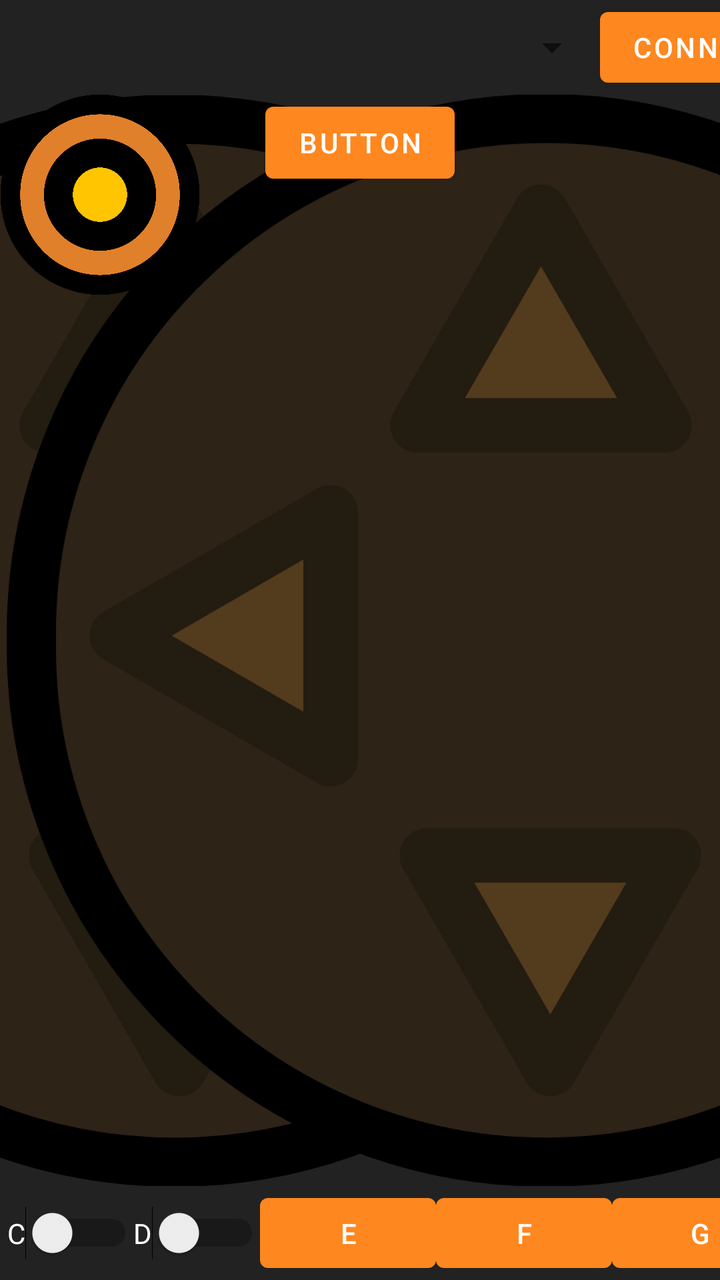
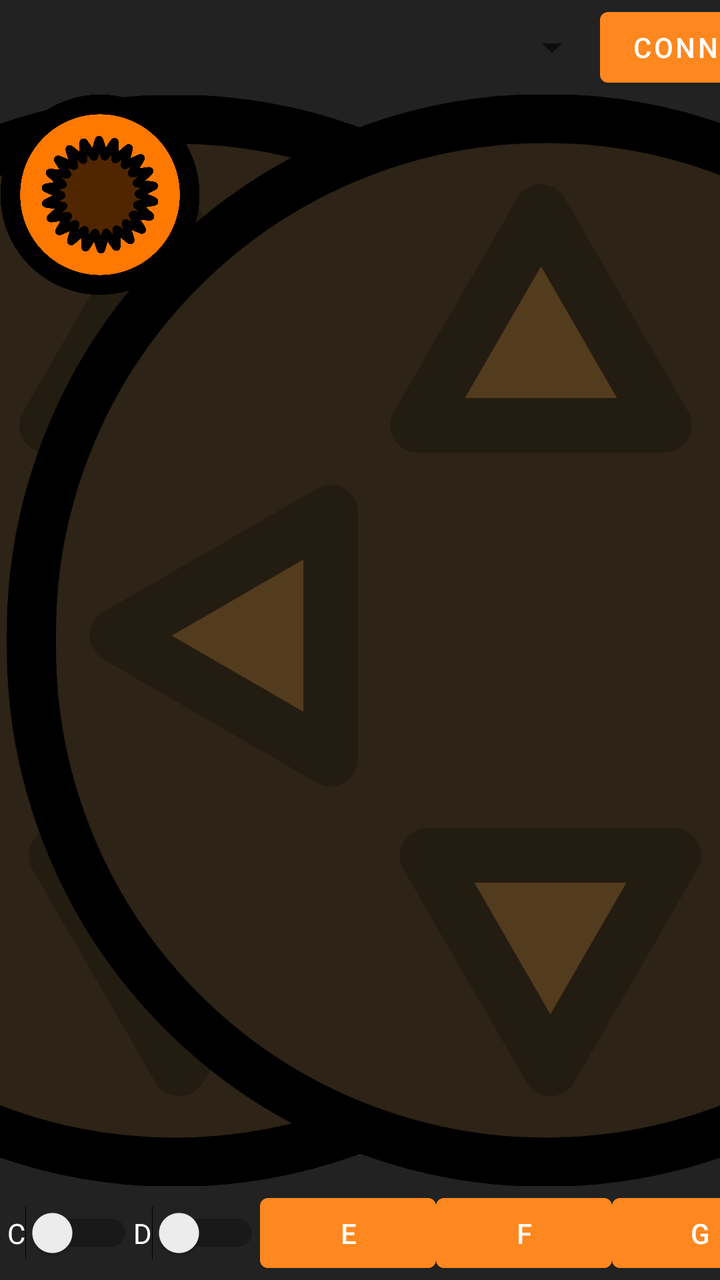

Two renders of the same Android screen: before a commit and after it. Below are the layout's source before the change and the commit's diff.
<!-- AndroidManifest.xml: application theme Theme.BtSerialRemote -->
<!-- res/layout/main_activity.xml -->
<?xml version="1.0" encoding="utf-8"?>
<FrameLayout xmlns:android="http://schemas.android.com/apk/res/android"
    xmlns:app="http://schemas.android.com/apk/res-auto"
    xmlns:tools="http://schemas.android.com/tools"
    android:layout_width="match_parent"
    android:layout_height="match_parent"
    android:background="@color/background"
    android:theme="@style/ThemeOverlay.BtSerialRemote.FullscreenContainer"
    tools:context="com.poconoco.tests.btserialremote.MainActivity">

    <LinearLayout
        android:layout_width="match_parent"
        android:layout_height="match_parent"
        android:orientation="vertical">

        <androidx.constraintlayout.widget.ConstraintLayout
            android:id="@+id/linearLayout"
            android:layout_width="match_parent"
            android:layout_height="wrap_content"
            android:layout_weight="1">

            <Spinner
                android:id="@+id/btDevice"
                android:layout_width="300dp"
                android:layout_height="0dp"
                android:foregroundTint="@color/white"
                android:spinnerMode="dropdown"
                app:layout_constraintBottom_toBottomOf="parent"
                app:layout_constraintEnd_toStartOf="@+id/connect"
                app:layout_constraintStart_toStartOf="parent"
                app:layout_constraintTop_toTopOf="parent" />

            <Button
                android:id="@+id/connect"
                android:layout_width="0dp"
                android:layout_height="wrap_content"
                android:text="Connect"
                app:layout_constraintStart_toEndOf="@+id/btDevice"
                app:layout_constraintTop_toTopOf="@+id/btDevice" />

            <TextView
                android:id="@+id/status"
                android:layout_width="0dp"
                android:layout_height="25dp"
                android:layout_marginStart="10dp"
                android:layout_marginEnd="10dp"
                android:text="Ready to connect"
                android:textColor="@color/white"
                app:layout_constraintBottom_toBottomOf="parent"
                app:layout_constraintEnd_toEndOf="parent"
                app:layout_constraintStart_toEndOf="@+id/connect"
                app:layout_constraintTop_toTopOf="parent" />

        </androidx.constraintlayout.widget.ConstraintLayout>

        <LinearLayout
            android:layout_width="match_parent"
            android:layout_height="wrap_content"
            android:layout_weight="100"
            android:orientation="horizontal">

            <RelativeLayout
                android:layout_width="wrap_content"
                android:layout_height="match_parent"
                android:layout_weight="0.5">

                <androidx.constraintlayout.widget.ConstraintLayout
                    android:layout_width="match_parent"
                    android:layout_height="match_parent"
                    tools:context=".MainActivity">

                    <ImageView
                        android:id="@+id/rightJoystick"
                        android:layout_width="0dp"
                        android:layout_height="0dp"

                        android:layout_marginTop="20dp"
                        android:layout_marginBottom="20dp"
                        android:scaleType="fitCenter"
                        app:layout_constraintBottom_toBottomOf="parent"
                        app:layout_constraintDimensionRatio="1"
                        app:layout_constraintEnd_toEndOf="parent"

                        app:layout_constraintHeight_percent="1.0"
                        app:layout_constraintHorizontal_bias="1.0"
                        app:layout_constraintStart_toStartOf="parent"
                        app:layout_constraintTop_toTopOf="parent"
                        app:srcCompat="@drawable/pad" />

                    <androidx.constraintlayout.widget.Guideline
                        android:id="@+id/leftGuideline"
                        android:layout_width="wrap_content"
                        android:layout_height="wrap_content"
                        android:orientation="horizontal"
                        app:layout_constraintGuide_percent="0.5" />

                    <ImageView
                        android:id="@+id/leftJoystick"
                        android:layout_width="0dp"
                        android:layout_height="0dp"

                        android:layout_marginTop="20dp"
                        android:layout_marginBottom="20dp"
                        android:scaleType="fitCenter"
                        app:layout_constraintBottom_toBottomOf="parent"
                        app:layout_constraintDimensionRatio="1"
                        app:layout_constraintEnd_toEndOf="parent"

                        app:layout_constraintHeight_percent="1.0"
                        app:layout_constraintHorizontal_bias="0.0"
                        app:layout_constraintStart_toStartOf="parent"
                        app:layout_constraintTop_toTopOf="parent"
                        app:srcCompat="@drawable/pad" />

                    <Button
                        android:id="@+id/button"
                        android:layout_width="wrap_content"
                        android:layout_height="wrap_content"
                        android:text="Button"
                        app:layout_constraintEnd_toEndOf="parent"
                        app:layout_constraintStart_toStartOf="parent"
                        app:layout_constraintTop_toTopOf="parent" />

                </androidx.constraintlayout.widget.ConstraintLayout>

                <RelativeLayout
                    android:id="@+id/leftKnob"
                    android:layout_width="wrap_content"
                    android:layout_height="wrap_content">

                    <ImageView
                        android:id="@+id/imageView2"
                        android:layout_width="100dp"
                        android:layout_height="100dp"
                        android:layout_weight="1"
                        app:srcCompat="@drawable/knob" />
                </RelativeLayout>

            </RelativeLayout>

        </LinearLayout>

        <androidx.constraintlayout.widget.ConstraintLayout
            android:id="@+id/linearLayout2"
            android:layout_width="match_parent"
            android:layout_height="wrap_content"
            android:layout_weight="1">

            <Switch
                android:id="@+id/switchA"
                android:layout_width="wrap_content"
                android:layout_height="0dp"
                android:text="A"
                android:textColor="@color/white"
                app:layout_constraintBottom_toBottomOf="parent"
                app:layout_constraintEnd_toStartOf="@+id/switchB"
                app:layout_constraintHorizontal_bias="0.5"
                app:layout_constraintStart_toStartOf="parent"
                app:layout_constraintTop_toTopOf="parent" />

            <Switch
                android:id="@+id/switchB"
                android:layout_width="wrap_content"
                android:layout_height="0dp"
                android:text="B"
                android:textColor="@color/white"
                app:layout_constraintBottom_toBottomOf="parent"
                app:layout_constraintEnd_toStartOf="@+id/switchC"
                app:layout_constraintHorizontal_bias="0.5"
                app:layout_constraintStart_toEndOf="@+id/switchA"
                app:layout_constraintTop_toTopOf="parent"
                app:layout_constraintVertical_bias="0.508" />

            <Switch
                android:id="@+id/switchC"
                android:layout_width="wrap_content"
                android:layout_height="0dp"
                android:text="C"
                android:textColor="@color/white"
                app:layout_constraintBottom_toBottomOf="parent"
                app:layout_constraintEnd_toStartOf="@+id/switchD"
                app:layout_constraintHorizontal_bias="0.5"
                app:layout_constraintStart_toEndOf="@+id/switchB"
                app:layout_constraintTop_toTopOf="parent"
                app:layout_constraintVertical_bias="0.508" />

            <Switch
                android:id="@+id/switchD"
                android:layout_width="wrap_content"
                android:layout_height="0dp"
                android:text="D"
                android:textColor="@color/white"
                app:layout_constraintBottom_toBottomOf="parent"
                app:layout_constraintEnd_toStartOf="@+id/buttonE"
                app:layout_constraintHorizontal_bias="0.5"
                app:layout_constraintStart_toEndOf="@+id/switchC"
                app:layout_constraintTop_toTopOf="parent" />

            <Button
                android:id="@+id/buttonE"
                android:layout_width="wrap_content"
                android:layout_height="wrap_content"
                android:text="E"
                app:layout_constraintBottom_toBottomOf="parent"
                app:layout_constraintEnd_toStartOf="@+id/buttonF"
                app:layout_constraintHorizontal_bias="0.5"
                app:layout_constraintStart_toEndOf="@+id/switchD"
                app:layout_constraintTop_toTopOf="parent" />

            <Button
                android:id="@+id/buttonF"
                android:layout_width="wrap_content"
                android:layout_height="wrap_content"
                android:text="F"
                app:layout_constraintBottom_toBottomOf="parent"
                app:layout_constraintEnd_toStartOf="@+id/buttonG"
                app:layout_constraintHorizontal_bias="0.5"
                app:layout_constraintStart_toEndOf="@+id/buttonE"
                app:layout_constraintTop_toTopOf="parent" />

            <Button
                android:id="@+id/buttonG"
                android:layout_width="wrap_content"
                android:layout_height="wrap_content"
                android:text="G"
                app:layout_constraintBottom_toBottomOf="parent"
                app:layout_constraintEnd_toStartOf="@+id/buttonH"
                app:layout_constraintHorizontal_bias="0.5"
                app:layout_constraintStart_toEndOf="@+id/buttonF"
                app:layout_constraintTop_toTopOf="parent" />

            <Button
                android:id="@+id/buttonH"
                android:layout_width="wrap_content"
                android:layout_height="wrap_content"
                android:text="H"
                app:layout_constraintBottom_toBottomOf="parent"
                app:layout_constraintEnd_toEndOf="parent"
                app:layout_constraintHorizontal_bias="0.5"
                app:layout_constraintStart_toEndOf="@+id/buttonG"
                app:layout_constraintTop_toTopOf="parent" />

        </androidx.constraintlayout.widget.ConstraintLayout>
    </LinearLayout>
</FrameLayout>
<!-- resources referenced by this layout -->
<resources>
  <color name="background">#FF222222</color>
  <color name="white">#FFFFFFFF</color>
  <!-- drawable knob (drawable) -->
  <vector xmlns:android="http://schemas.android.com/apk/res/android"
      android:width="50dp"
      android:height="50dp"
      android:viewportWidth="50"
      android:viewportHeight="50">
    <path
        android:pathData="M25,25m-22.412,0a22.412,22.412 0,1 1,44.823 0a22.412,22.412 0,1 1,-44.823 0"
        android:strokeLineJoin="round"
        android:strokeWidth="4.92986"
        android:fillColor="#e0802a"
        android:strokeColor="#000000"
        android:fillType="evenOdd"/>
    <path
        android:pathData="M25,25m-10.405,0a10.405,10.405 0,1 1,20.811 0a10.405,10.405 0,1 1,-20.811 0"
        android:strokeLineJoin="round"
        android:strokeWidth="7.23044"
        android:fillColor="#ffc500"
        android:strokeColor="#000000"
        android:fillType="evenOdd"/>
  </vector>
  <style name="ThemeOverlay.BtSerialRemote.FullscreenContainer" parent="Theme.BtSerialRemote">
          <item name="fullscreenBackgroundColor">@color/black_overlay</item>
          <item name="fullscreenTextColor">@color/white</item>
      </style>
  <style name="Theme.BtSerialRemote" parent="Theme.MaterialComponents.DayNight.DarkActionBar">
          
          <item name="colorPrimary">@color/primary_1</item>
          <item name="colorPrimaryVariant">@color/primary_2</item>
          <item name="colorOnPrimary">@color/white</item>
          
          <item name="colorSecondary">@color/secondary_1</item>
          <item name="colorSecondaryVariant">@color/secondary_2</item>
          <item name="colorOnSecondary">@color/white</item>
          
          <item name="android:statusBarColor" tools:targetApi="l">?attr/colorPrimaryVariant</item>
          
  
          <item name="android:windowLayoutInDisplayCutoutMode">
              shortEdges 
          </item>
  
      </style>
  <color name="black_overlay">#66000000</color>
  <color name="primary_1">#FFff871f</color>
  <color name="primary_2">#FFbd5700</color>
  <color name="secondary_1">#FFff9100</color>
  <color name="secondary_2">#FFd97b00</color>
  <!-- unchanged entries left out for length: 1 -->
</resources>

<!-- the commit's change to res/layout/main_activity.xml (unified diff, before → after) -->
@@ -5,6 +5,7 @@
     android:layout_width="match_parent"
     android:layout_height="match_parent"
     android:background="@color/background"
+    android:backgroundTintMode="src_over"
     android:theme="@style/ThemeOverlay.BtSerialRemote.FullscreenContainer"
     tools:context="com.poconoco.tests.btserialremote.MainActivity">
 
@@ -14,7 +15,7 @@
         android:orientation="vertical">
 
         <androidx.constraintlayout.widget.ConstraintLayout
-            android:id="@+id/linearLayout"
+            android:id="@+id/topTools"
             android:layout_width="match_parent"
             android:layout_height="wrap_content"
             android:layout_weight="1">
@@ -43,12 +44,23 @@
                 android:layout_width="0dp"
                 android:layout_height="25dp"
                 android:layout_marginStart="10dp"
-                android:layout_marginEnd="10dp"
+                android:lines="2"
                 android:text="Ready to connect"
                 android:textColor="@color/white"
                 app:layout_constraintBottom_toBottomOf="parent"
+                app:layout_constraintEnd_toStartOf="@+id/imageButton"
+                app:layout_constraintStart_toEndOf="@+id/connect"
+                app:layout_constraintTop_toTopOf="parent" />
+
+            <ImageButton
+                android:id="@+id/imageButton"
+                android:layout_width="wrap_content"
+                android:layout_height="wrap_content"
+                android:backgroundTint="@color/primary_1"
+                android:backgroundTintMode="src_over"
+                android:src="@drawable/gear"
+                app:layout_constraintBottom_toBottomOf="parent"
                 app:layout_constraintEnd_toEndOf="parent"
-                app:layout_constraintStart_toEndOf="@+id/connect"
                 app:layout_constraintTop_toTopOf="parent" />
 
         </androidx.constraintlayout.widget.ConstraintLayout>
@@ -112,15 +124,6 @@
                         app:layout_constraintTop_toTopOf="parent"
                         app:srcCompat="@drawable/pad" />
 
-                    <Button
-                        android:id="@+id/button"
-                        android:layout_width="wrap_content"
-                        android:layout_height="wrap_content"
-                        android:text="Button"
-                        app:layout_constraintEnd_toEndOf="parent"
-                        app:layout_constraintStart_toStartOf="parent"
-                        app:layout_constraintTop_toTopOf="parent" />
-
                 </androidx.constraintlayout.widget.ConstraintLayout>
 
                 <RelativeLayout
@@ -129,13 +132,26 @@
                     android:layout_height="wrap_content">
 
                     <ImageView
-                        android:id="@+id/imageView2"
+                        android:id="@+id/leftKnobImageView"
                         android:layout_width="100dp"
                         android:layout_height="100dp"
                         android:layout_weight="1"
                         app:srcCompat="@drawable/knob" />
                 </RelativeLayout>
 
+                <RelativeLayout
+                    android:id="@+id/rightKnob"
+                    android:layout_width="wrap_content"
+                    android:layout_height="wrap_content">
+
+                    <ImageView
+                        android:id="@+id/rightKnobImageView"
+                        android:layout_width="100dp"
+                        android:layout_height="100dp"
+                        android:layout_weight="1"
+                        app:srcCompat="@drawable/knob" />
+                </RelativeLayout>
+
             </RelativeLayout>
 
         </LinearLayout>
<!-- resource entries referenced after the edit -->
@@ -2,27 +2,13 @@
 <resources>
   <color name="background">#FF222222</color>
   <color name="white">#FFFFFFFF</color>
-  <!-- drawable knob (drawable) -->
-  <vector xmlns:android="http://schemas.android.com/apk/res/android"
-      android:width="50dp"
-      android:height="50dp"
-      android:viewportWidth="50"
-      android:viewportHeight="50">
-    <path
-        android:pathData="M25,25m-22.412,0a22.412,22.412 0,1 1,44.823 0a22.412,22.412 0,1 1,-44.823 0"
-        android:strokeLineJoin="round"
-        android:strokeWidth="4.92986"
-        android:fillColor="#e0802a"
-        android:strokeColor="#000000"
-        android:fillType="evenOdd"/>
-    <path
-        android:pathData="M25,25m-10.405,0a10.405,10.405 0,1 1,20.811 0a10.405,10.405 0,1 1,-20.811 0"
-        android:strokeLineJoin="round"
-        android:strokeWidth="7.23044"
-        android:fillColor="#ffc500"
-        android:strokeColor="#000000"
-        android:fillType="evenOdd"/>
+  <!-- drawable gear (drawable) -->
+  <vector xmlns:android="http://schemas.android.com/apk/res/android" android:height="24dp" android:tint="#FFFFFF" android:viewportHeight="24" android:viewportWidth="24" android:width="24dp">
+        
+      <path android:fillColor="@android:color/white" android:pathData="M19.14,12.94c0.04,-0.3 0.06,-0.61 0.06,-0.94c0,-0.32 -0.02,-0.64 -0.07,-0.94l2.03,-1.58c0.18,-0.14 0.23,-0.41 0.12,-0.61l-1.92,-3.32c-0.12,-0.22 -0.37,-0.29 -0.59,-0.22l-2.39,0.96c-0.5,-0.38 -1.03,-0.7 -1.62,-0.94L14.4,2.81c-0.04,-0.24 -0.24,-0.41 -0.48,-0.41h-3.84c-0.24,0 -0.43,0.17 -0.47,0.41L9.25,5.35C8.66,5.59 8.12,5.92 7.63,6.29L5.24,5.33c-0.22,-0.08 -0.47,0 -0.59,0.22L2.74,8.87C2.62,9.08 2.66,9.34 2.86,9.48l2.03,1.58C4.84,11.36 4.8,11.69 4.8,12s0.02,0.64 0.07,0.94l-2.03,1.58c-0.18,0.14 -0.23,0.41 -0.12,0.61l1.92,3.32c0.12,0.22 0.37,0.29 0.59,0.22l2.39,-0.96c0.5,0.38 1.03,0.7 1.62,0.94l0.36,2.54c0.05,0.24 0.24,0.41 0.48,0.41h3.84c0.24,0 0.44,-0.17 0.47,-0.41l0.36,-2.54c0.59,-0.24 1.13,-0.56 1.62,-0.94l2.39,0.96c0.22,0.08 0.47,0 0.59,-0.22l1.92,-3.32c0.12,-0.22 0.07,-0.47 -0.12,-0.61L19.14,12.94zM12,15.6c-1.98,0 -3.6,-1.62 -3.6,-3.6s1.62,-3.6 3.6,-3.6s3.6,1.62 3.6,3.6S13.98,15.6 12,15.6z"/>
+      
   </vector>
+  <!-- drawable knob: vector/xml drawable (drawable, 2405 chars, omitted) -->
   <style name="ThemeOverlay.BtSerialRemote.FullscreenContainer" parent="Theme.BtSerialRemote">
           <item name="fullscreenBackgroundColor">@color/black_overlay</item>
           <item name="fullscreenTextColor">@color/white</item>
